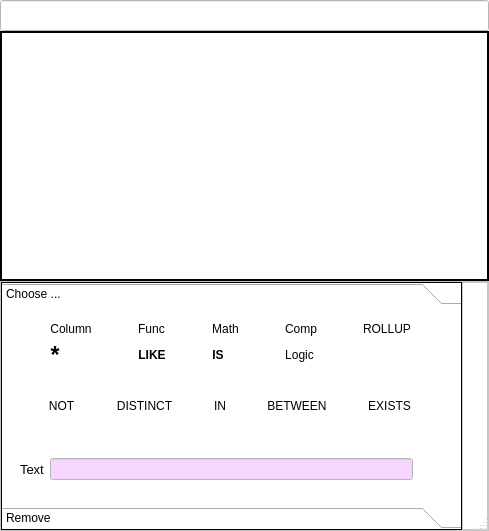
Above: QueryItemListDialog.ui from fritzone/ddm before the change. Below: the same form after it.
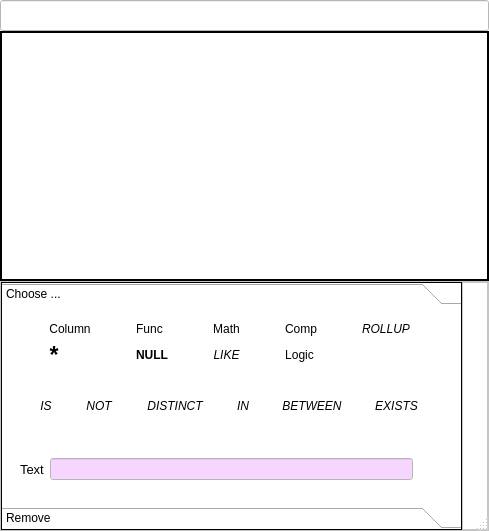
That is the form after the change. Icons and pictures are not drawn.

The edit to the form file:
```diff
--- a/QueryItemListDialog.ui
+++ b/QueryItemListDialog.ui
@@ -511,8 +511,8 @@
           <rect>
            <x>0</x>
            <y>0</y>
-           <width>461</width>
-           <height>192</height>
+           <width>460</width>
+           <height>193</height>
           </rect>
          </property>
          <attribute name="label">
@@ -651,159 +651,6 @@
                </property>
               </widget>
              </item>
-             <item row="5" column="3">
-              <widget class="QToolButton" name="btnIs">
-               <property name="font">
-                <font>
-                 <weight>75</weight>
-                 <bold>true</bold>
-                </font>
-               </property>
-               <property name="focusPolicy">
-                <enum>Qt::ClickFocus</enum>
-               </property>
-               <property name="contextMenuPolicy">
-                <enum>Qt::CustomContextMenu</enum>
-               </property>
-               <property name="toolTip">
-                <string>The IS keyword</string>
-               </property>
-               <property name="autoFillBackground">
-                <bool>true</bool>
-               </property>
-               <property name="text">
-                <string>IS</string>
-               </property>
-               <property name="popupMode">
-                <enum>QToolButton::InstantPopup</enum>
-               </property>
-               <property name="toolButtonStyle">
-                <enum>Qt::ToolButtonIconOnly</enum>
-               </property>
-               <property name="autoRaise">
-                <bool>true</bool>
-               </property>
-               <property name="arrowType">
-                <enum>Qt::NoArrow</enum>
-               </property>
-              </widget>
-             </item>
-             <item row="5" column="4">
-              <widget class="QToolButton" name="btnBitwise">
-               <property name="focusPolicy">
-                <enum>Qt::ClickFocus</enum>
-               </property>
-               <property name="contextMenuPolicy">
-                <enum>Qt::CustomContextMenu</enum>
-               </property>
-               <property name="toolTip">
-                <string>Bitwise/Logical operations such as AND, OR, NOT</string>
-               </property>
-               <property name="autoFillBackground">
-                <bool>true</bool>
-               </property>
-               <property name="text">
-                <string>Logic</string>
-               </property>
-               <property name="icon">
-                <iconset resource="dbm.qrc">
-                 <normaloff>:/images/actions/images/small/neg.png</normaloff>:/images/actions/images/small/neg.png</iconset>
-               </property>
-               <property name="popupMode">
-                <enum>QToolButton::InstantPopup</enum>
-               </property>
-               <property name="toolButtonStyle">
-                <enum>Qt::ToolButtonTextBesideIcon</enum>
-               </property>
-               <property name="autoRaise">
-                <bool>true</bool>
-               </property>
-               <property name="arrowType">
-                <enum>Qt::NoArrow</enum>
-               </property>
-              </widget>
-             </item>
-             <item row="5" column="1">
-              <widget class="QToolButton" name="btnLike">
-               <property name="font">
-                <font>
-                 <weight>75</weight>
-                 <bold>true</bold>
-                </font>
-               </property>
-               <property name="focusPolicy">
-                <enum>Qt::ClickFocus</enum>
-               </property>
-               <property name="contextMenuPolicy">
-                <enum>Qt::CustomContextMenu</enum>
-               </property>
-               <property name="toolTip">
-                <string>The LIKE keyword</string>
-               </property>
-               <property name="autoFillBackground">
-                <bool>true</bool>
-               </property>
-               <property name="text">
-                <string>LIKE</string>
-               </property>
-               <property name="popupMode">
-                <enum>QToolButton::InstantPopup</enum>
-               </property>
-               <property name="toolButtonStyle">
-                <enum>Qt::ToolButtonIconOnly</enum>
-               </property>
-               <property name="autoRaise">
-                <bool>true</bool>
-               </property>
-               <property name="arrowType">
-                <enum>Qt::NoArrow</enum>
-               </property>
-              </widget>
-             </item>
-             <item row="5" column="0">
-              <widget class="QToolButton" name="btnStar">
-               <property name="maximumSize">
-                <size>
-                 <width>24</width>
-                 <height>24</height>
-                </size>
-               </property>
-               <property name="font">
-                <font>
-                 <pointsize>17</pointsize>
-                 <weight>75</weight>
-                 <bold>true</bold>
-                </font>
-               </property>
-               <property name="focusPolicy">
-                <enum>Qt::ClickFocus</enum>
-               </property>
-               <property name="contextMenuPolicy">
-                <enum>Qt::CustomContextMenu</enum>
-               </property>
-               <property name="toolTip">
-                <string>Star (*)  - very often occuring in a query :)</string>
-               </property>
-               <property name="autoFillBackground">
-                <bool>true</bool>
-               </property>
-               <property name="text">
-                <string>*</string>
-               </property>
-               <property name="popupMode">
-                <enum>QToolButton::InstantPopup</enum>
-               </property>
-               <property name="toolButtonStyle">
-                <enum>Qt::ToolButtonIconOnly</enum>
-               </property>
-               <property name="autoRaise">
-                <bool>true</bool>
-               </property>
-               <property name="arrowType">
-                <enum>Qt::NoArrow</enum>
-               </property>
-              </widget>
-             </item>
              <item row="1" column="4">
               <widget class="QToolButton" name="btnComparison">
                <property name="focusPolicy">
@@ -844,6 +691,7 @@
                <property name="font">
                 <font>
                  <weight>50</weight>
+                 <italic>true</italic>
                  <bold>false</bold>
                 </font>
                </property>
@@ -876,6 +724,160 @@
                </property>
               </widget>
              </item>
+             <item row="2" column="3">
+              <widget class="QToolButton" name="btnLike">
+               <property name="font">
+                <font>
+                 <weight>50</weight>
+                 <italic>true</italic>
+                 <bold>false</bold>
+                </font>
+               </property>
+               <property name="focusPolicy">
+                <enum>Qt::ClickFocus</enum>
+               </property>
+               <property name="contextMenuPolicy">
+                <enum>Qt::CustomContextMenu</enum>
+               </property>
+               <property name="toolTip">
+                <string>The LIKE keyword</string>
+               </property>
+               <property name="autoFillBackground">
+                <bool>true</bool>
+               </property>
+               <property name="text">
+                <string>LIKE</string>
+               </property>
+               <property name="popupMode">
+                <enum>QToolButton::InstantPopup</enum>
+               </property>
+               <property name="toolButtonStyle">
+                <enum>Qt::ToolButtonIconOnly</enum>
+               </property>
+               <property name="autoRaise">
+                <bool>true</bool>
+               </property>
+               <property name="arrowType">
+                <enum>Qt::NoArrow</enum>
+               </property>
+              </widget>
+             </item>
+             <item row="2" column="1">
+              <widget class="QToolButton" name="btnNull">
+               <property name="font">
+                <font>
+                 <weight>75</weight>
+                 <bold>true</bold>
+                </font>
+               </property>
+               <property name="focusPolicy">
+                <enum>Qt::ClickFocus</enum>
+               </property>
+               <property name="contextMenuPolicy">
+                <enum>Qt::CustomContextMenu</enum>
+               </property>
+               <property name="toolTip">
+                <string>The NOT keyword</string>
+               </property>
+               <property name="autoFillBackground">
+                <bool>true</bool>
+               </property>
+               <property name="text">
+                <string>NULL</string>
+               </property>
+               <property name="popupMode">
+                <enum>QToolButton::InstantPopup</enum>
+               </property>
+               <property name="toolButtonStyle">
+                <enum>Qt::ToolButtonIconOnly</enum>
+               </property>
+               <property name="autoRaise">
+                <bool>true</bool>
+               </property>
+               <property name="arrowType">
+                <enum>Qt::NoArrow</enum>
+               </property>
+              </widget>
+             </item>
+             <item row="2" column="0">
+              <widget class="QToolButton" name="btnStar">
+               <property name="maximumSize">
+                <size>
+                 <width>24</width>
+                 <height>24</height>
+                </size>
+               </property>
+               <property name="font">
+                <font>
+                 <pointsize>17</pointsize>
+                 <weight>75</weight>
+                 <bold>true</bold>
+                </font>
+               </property>
+               <property name="focusPolicy">
+                <enum>Qt::ClickFocus</enum>
+               </property>
+               <property name="contextMenuPolicy">
+                <enum>Qt::CustomContextMenu</enum>
+               </property>
+               <property name="toolTip">
+                <string>Star (*)  - very often occuring in a query :)</string>
+               </property>
+               <property name="autoFillBackground">
+                <bool>true</bool>
+               </property>
+               <property name="text">
+                <string>*</string>
+               </property>
+               <property name="popupMode">
+                <enum>QToolButton::InstantPopup</enum>
+               </property>
+               <property name="toolButtonStyle">
+                <enum>Qt::ToolButtonIconOnly</enum>
+               </property>
+               <property name="autoRaise">
+                <bool>true</bool>
+               </property>
+               <property name="arrowType">
+                <enum>Qt::NoArrow</enum>
+               </property>
+              </widget>
+             </item>
+             <item row="2" column="4">
+              <widget class="QToolButton" name="btnBitwise">
+               <property name="focusPolicy">
+                <enum>Qt::ClickFocus</enum>
+               </property>
+               <property name="contextMenuPolicy">
+                <enum>Qt::CustomContextMenu</enum>
+               </property>
+               <property name="toolTip">
+                <string>Bitwise/Logical operations such as AND, OR, NOT</string>
+               </property>
+               <property name="autoFillBackground">
+                <bool>true</bool>
+               </property>
+               <property name="text">
+                <string>Logic</string>
+               </property>
+               <property name="icon">
+                <iconset resource="dbm.qrc">
+                 <normaloff>:/images/actions/images/small/neg.png</normaloff>:/images/actions/images/small/neg.png</iconset>
+               </property>
+               <property name="popupMode">
+                <enum>QToolButton::InstantPopup</enum>
+               </property>
+               <property name="toolButtonStyle">
+                <enum>Qt::ToolButtonTextBesideIcon</enum>
+               </property>
+               <property name="autoRaise">
+                <bool>true</bool>
+               </property>
+               <property name="arrowType">
+                <enum>Qt::NoArrow</enum>
+               </property>
+              </widget>
+             </item>
             </layout>
            </widget>
           </item>
@@ -888,11 +890,50 @@
              <enum>QFrame::Raised</enum>
             </property>
             <layout class="QHBoxLayout" name="horizontalLayout">
+             <item>
+              <widget class="QToolButton" name="btnIs">
+               <property name="font">
+                <font>
+                 <weight>50</weight>
+                 <italic>true</italic>
+                 <bold>false</bold>
+                </font>
+               </property>
+               <property name="focusPolicy">
+                <enum>Qt::ClickFocus</enum>
+               </property>
+               <property name="contextMenuPolicy">
+                <enum>Qt::CustomContextMenu</enum>
+               </property>
+               <property name="toolTip">
+                <string>The IS keyword</string>
+               </property>
+               <property name="autoFillBackground">
+                <bool>true</bool>
+               </property>
+               <property name="text">
+                <string>IS</string>
+               </property>
+               <property name="popupMode">
+                <enum>QToolButton::InstantPopup</enum>
+               </property>
+               <property name="toolButtonStyle">
+                <enum>Qt::ToolButtonIconOnly</enum>
+               </property>
+               <property name="autoRaise">
+                <bool>true</bool>
+               </property>
+               <property name="arrowType">
+                <enum>Qt::NoArrow</enum>
+               </property>
+              </widget>
+             </item>
              <item>
               <widget class="QToolButton" name="btnNot">
                <property name="font">
                 <font>
                  <weight>50</weight>
+                 <italic>true</italic>
                  <bold>false</bold>
                 </font>
                </property>
@@ -930,6 +971,7 @@
                <property name="font">
                 <font>
                  <weight>50</weight>
+                 <italic>true</italic>
                  <bold>false</bold>
                 </font>
                </property>
@@ -967,6 +1009,7 @@
                <property name="font">
                 <font>
                  <weight>50</weight>
+                 <italic>true</italic>
                  <bold>false</bold>
                 </font>
                </property>
@@ -1004,6 +1047,7 @@
                <property name="font">
                 <font>
                  <weight>50</weight>
+                 <italic>true</italic>
                  <bold>false</bold>
                 </font>
                </property>
@@ -1041,6 +1085,7 @@
                <property name="font">
                 <font>
                  <weight>50</weight>
+                 <italic>true</italic>
                  <bold>false</bold>
                 </font>
                </property>
```
Left out of the diff: 4 changed lines with no effect on the pictures.
